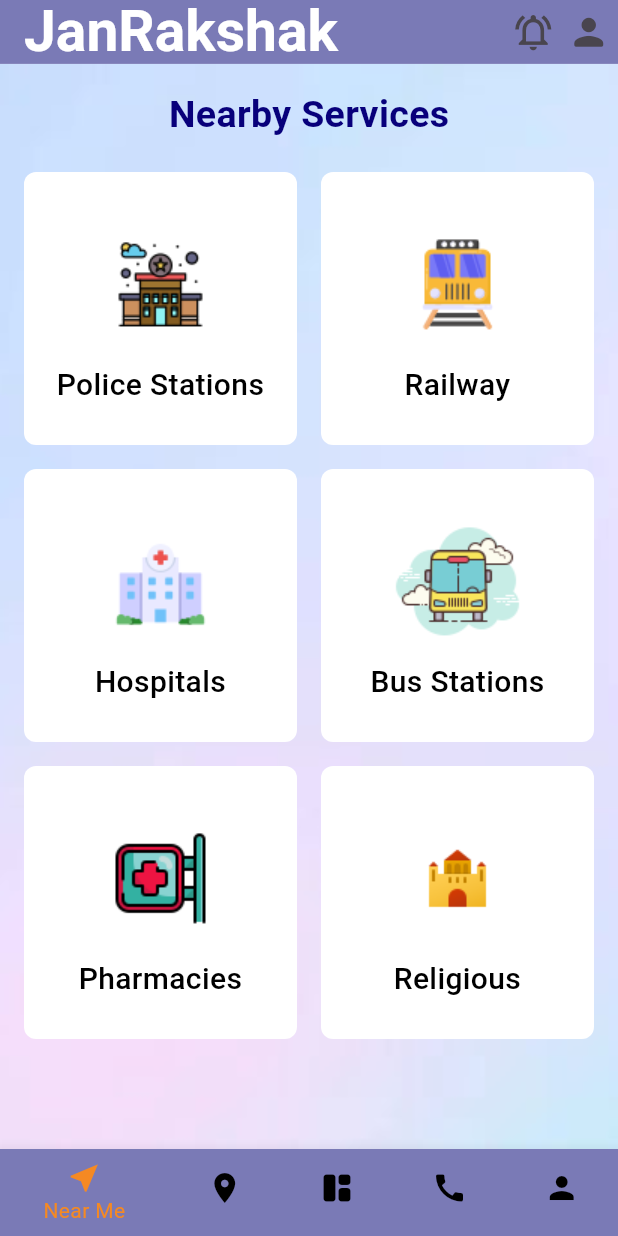
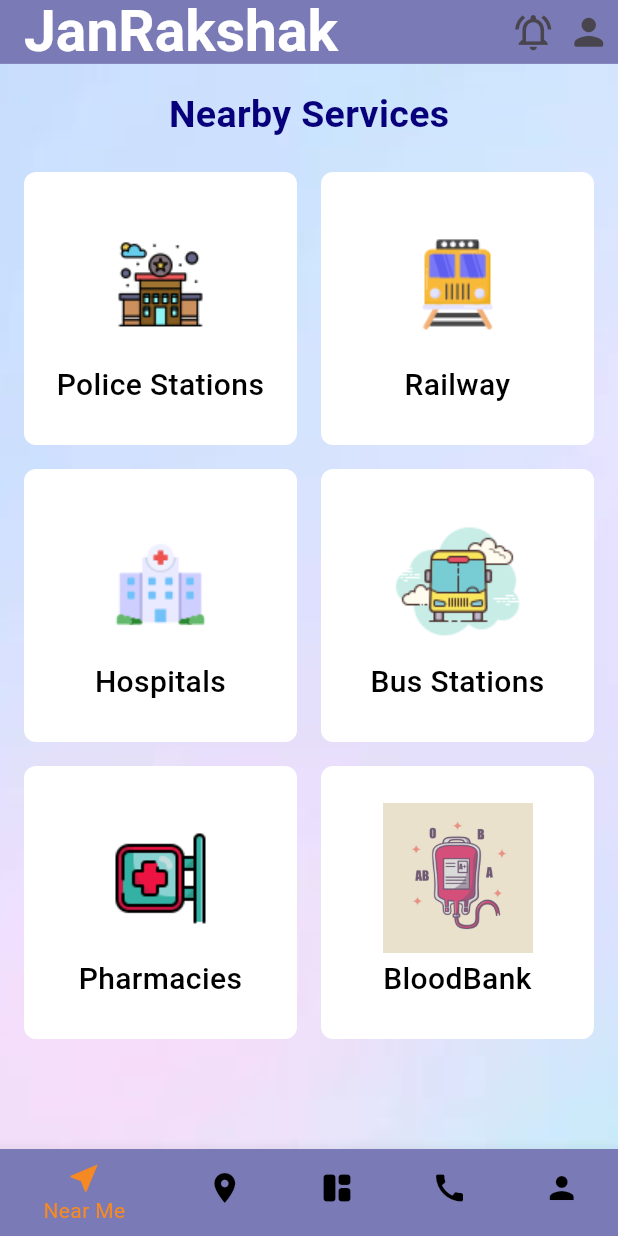
Before and after one commit to 1shChheda/JanRakshak_App, a Flutter app: the screen it shows after launch, on a phone screen of 412 x 824 dp. Run offline on Flutter 3.47's test engine with Material 3 defaults, Android fonts, the phone set to English and light mode, and no system bars; our stand-ins replace audioplayers, camera, firebase_core, flutter_dotenv, fluttertoast, geocoding and 4 more; missing offline and left inert: cloudinary, flutter_callkit_incoming, flutter_phone_direct_caller, flutter_polyline_points, google_maps_webservice, record and 1 more; accounts and stored records are empty.

Commit message:
added: bloodbank icon

```diff
--- a/dispatch_system/lib/screens/near_me_screen.dart
+++ b/dispatch_system/lib/screens/near_me_screen.dart
@@ -111,8 +111,8 @@ class NearMeScreen extends StatelessWidget {
                       searchLocation: "Pharmacies",
                     ),
                     _buildServiceBox(
-                      image: 'assets/images/temples.png',
-                      text: "Religious",
+                      image: 'assets/images/bloodbank.jpg',
+                      text: "BloodBank",
                       gradientColors: [p1, p1],
                       searchLocation: "Temples",
                     ),
```
Also changed, not shown: dispatch_system/assets/images/bloodbank.jpg (added).
